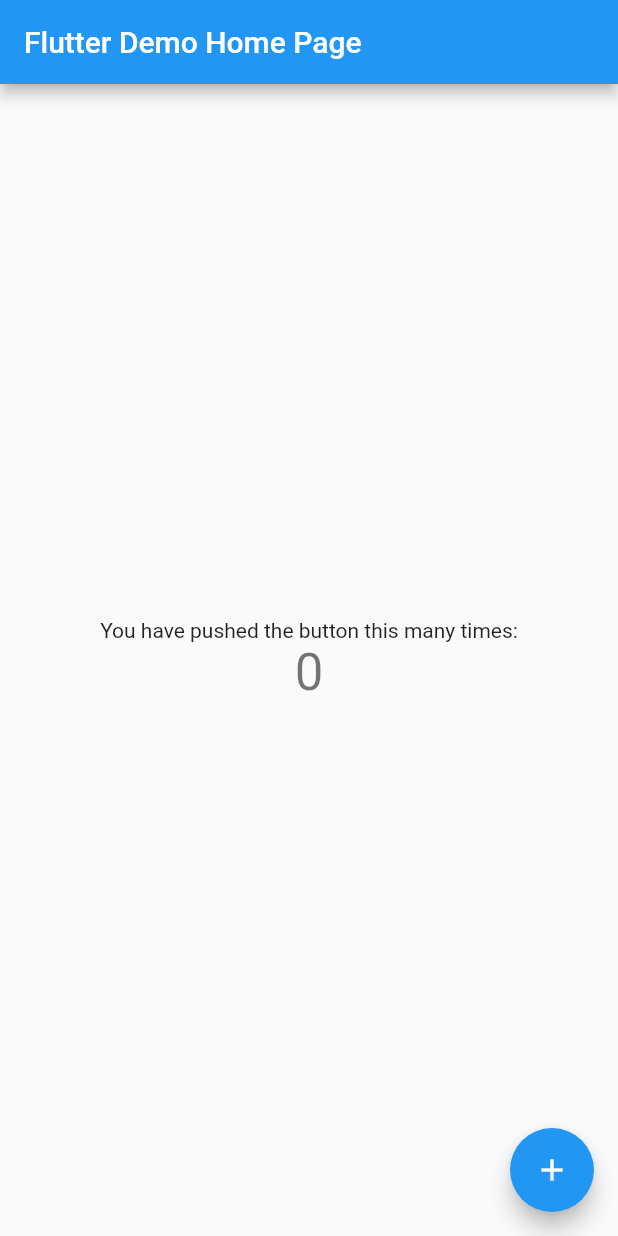
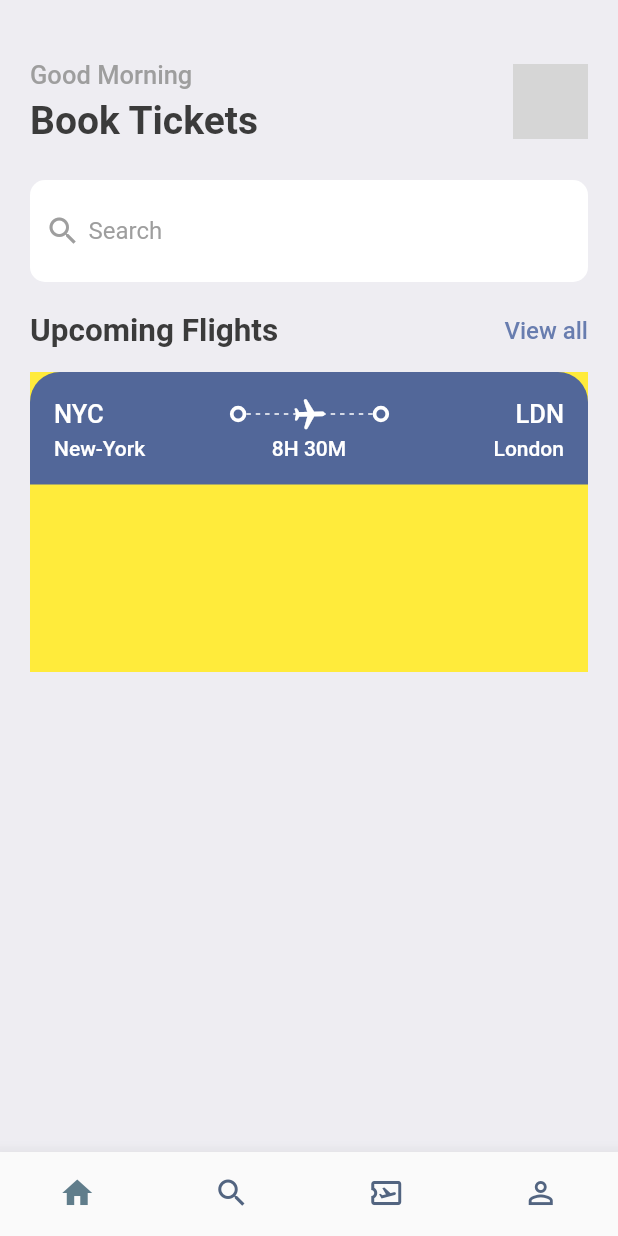
Before and after one commit to mahmoud-yah/book_it, a Flutter app: the screen it shows after launch, on a phone screen of 412 x 824 dp. Run offline on Flutter 3.47's test engine with Material 2 defaults, Android fonts, the phone set to English and light mode, and no system bars; our stand-ins replace gap; grey boxes are pictures that could not be loaded.

Commit message:
designed the first half of the ticket ui

```diff
--- a/lib/main.dart
+++ b/lib/main.dart
@@ -1,3 +1,5 @@
+import 'package:book_it/utils/app_styles.dart';
+import 'package:book_it/view/screens/bottom_bar.dart';
 import 'package:flutter/material.dart';
 
 void main() {
@@ -13,103 +15,9 @@ class MyApp extends StatelessWidget {
     return MaterialApp(
       title: 'Flutter Demo',
       theme: ThemeData(
-        // This is the theme of your application.
-        //
-        // Try running your application with "flutter run". You'll see the
-        // application has a blue toolbar. Then, without quitting the app, try
-        // changing the primarySwatch below to Colors.green and then invoke
-        // "hot reload" (press "r" in the console where you ran "flutter run",
-        // or simply save your changes to "hot reload" in a Flutter IDE).
-        // Notice that the counter didn't reset back to zero; the application
-        // is not restarted.
-        primarySwatch: Colors.blue,
+        primaryColor: primary,
       ),
-      home: const MyHomePage(title: 'Flutter Demo Home Page'),
+      home: const BottomBar(),
     );
   }
 }
-
-class MyHomePage extends StatefulWidget {
-  const MyHomePage({Key? key, required this.title}) : super(key: key);
-
-  // This widget is the home page of your application. It is stateful, meaning
-  // that it has a State object (defined below) that contains fields that affect
-  // how it looks.
-
-  // This class is the configuration for the state. It holds the values (in this
-  // case the title) provided by the parent (in this case the App widget) and
-  // used by the build method of the State. Fields in a Widget subclass are
-  // always marked "final".
-
-  final String title;
-
-  @override
-  State<MyHomePage> createState() => _MyHomePageState();
-}
-
-class _MyHomePageState extends State<MyHomePage> {
-  int _counter = 0;
-
-  void _incrementCounter() {
-    setState(() {
-      // This call to setState tells the Flutter framework that something has
-      // changed in this State, which causes it to rerun the build method below
-      // so that the display can reflect the updated values. If we changed
-      // _counter without calling setState(), then the build method would not be
-      // called again, and so nothing would appear to happen.
-      _counter++;
-    });
-  }
-
-  @override
-  Widget build(BuildContext context) {
-    // This method is rerun every time setState is called, for instance as done
-    // by the _incrementCounter method above.
-    //
-    // The Flutter framework has been optimized to make rerunning build methods
-    // fast, so that you can just rebuild anything that needs updating rather
-    // than having to individually change instances of widgets.
-    return Scaffold(
-      appBar: AppBar(
-        // Here we take the value from the MyHomePage object that was created by
-        // the App.build method, and use it to set our appbar title.
-        title: Text(widget.title),
-      ),
-      body: Center(
-        // Center is a layout widget. It takes a single child and positions it
-        // in the middle of the parent.
-        child: Column(
-          // Column is also a layout widget. It takes a list of children and
-          // arranges them vertically. By default, it sizes itself to fit its
-          // children horizontally, and tries to be as tall as its parent.
-          //
-          // Invoke "debug painting" (press "p" in the console, choose the
-          // "Toggle Debug Paint" action from the Flutter Inspector in Android
-          // Studio, or the "Toggle Debug Paint" command in Visual Studio Code)
-          // to see the wireframe for each widget.
-          //
-          // Column has various properties to control how it sizes itself and
-          // how it positions its children. Here we use mainAxisAlignment to
-          // center the children vertically; the main axis here is the vertical
-          // axis because Columns are vertical (the cross axis would be
-          // horizontal).
-          mainAxisAlignment: MainAxisAlignment.center,
-          children: <Widget>[
-            const Text(
-              'You have pushed the button this many times:',
-            ),
-            Text(
-              '$_counter',
-              style: Theme.of(context).textTheme.headline4,
-            ),
-          ],
-        ),
-      ),
-      floatingActionButton: FloatingActionButton(
-        onPressed: _incrementCounter,
-        tooltip: 'Increment',
-        child: const Icon(Icons.add),
-      ), // This trailing comma makes auto-formatting nicer for build methods.
-    );
-  }
-}
--- /dev/null
+++ b/lib/utils/app_styles.dart
@@ -0,0 +1,36 @@
+import 'package:flutter/material.dart';
+
+Color primary = const Color(0xFF687daf);
+
+class Styles {
+  static Color primaryColor = primary;
+  static Color textColor = const Color(0xFF3b3b3b);
+  static Color bgColor = const Color(0xFFeeedf2);
+  static Color orangeColor = const Color(0xFF526799);
+  static TextStyle textStyle = TextStyle(
+    fontSize: 16,
+    color: textColor,
+    fontWeight: FontWeight.w500,
+  );
+  static TextStyle headLineStyle = TextStyle(
+    fontSize: 26,
+    color: textColor,
+    fontWeight: FontWeight.bold,
+  );
+  static TextStyle headLineStyle2 = TextStyle(
+    fontSize: 21,
+    color: textColor,
+    fontWeight: FontWeight.bold,
+  );
+  static TextStyle headLineStyle3 = TextStyle(
+    fontSize: 17,
+    color: Colors.grey.shade500,
+    fontWeight: FontWeight.w500,
+  );
+  static TextStyle headLineStyle4 = TextStyle(
+    fontSize: 14,
+    color: Colors.grey.shade500,
+    fontWeight: FontWeight.w500,
+  );
+
+}
--- /dev/null
+++ b/lib/view/screens/bottom_bar.dart
@@ -0,0 +1,54 @@
+import 'package:book_it/view/screens/home_screen.dart';
+import 'package:flutter/material.dart';
+
+class BottomBar extends StatefulWidget {
+  const BottomBar({Key? key}) : super(key: key);
+
+  @override
+  State<BottomBar> createState() => _BottomBarState();
+}
+
+class _BottomBarState extends State<BottomBar> {
+  int _selectedIndex = 0;
+  static final List<Widget> _widgetOptions = <Widget>[
+    HomeScreen(),
+    const Text('Search'),
+    const Text('Tickets'),
+    const Text('Profile'),
+  ];
+
+  _onItemTap(int index) {
+    setState(() {
+      _selectedIndex = index;
+    });
+  }
+
+  @override
+  Widget build(BuildContext context) {
+    return Scaffold(
+      // appBar: AppBar(
+      //   title: const Text('My tickets'),
+      // ),
+      body: Center(
+        child: _widgetOptions[_selectedIndex],
+      ),
+      bottomNavigationBar: BottomNavigationBar(
+        type: BottomNavigationBarType.fixed,
+        onTap: _onItemTap,
+        elevation: 10,
+        currentIndex: _selectedIndex,
+        showSelectedLabels: false,
+        showUnselectedLabels: false,
+        selectedItemColor: Colors.blueGrey,
+        unselectedItemColor: const Color(0xFF526480),
+        items: const [
+          BottomNavigationBarItem(icon: Icon(Icons.home_outlined),activeIcon: Icon(Icons.home), label: 'Home'),
+          BottomNavigationBarItem(icon: Icon(Icons.search), label: 'Search'),
+          BottomNavigationBarItem(
+              icon: Icon(Icons.airplane_ticket_outlined),activeIcon: Icon(Icons.airplane_ticket), label: 'Ticket'),
+          BottomNavigationBarItem(icon: Icon(Icons.person_outline),activeIcon: Icon(Icons.person), label: 'Profile'),
+        ],
+      ),
+    );
+  }
+}
--- /dev/null
+++ b/lib/view/screens/home_screen.dart
@@ -0,0 +1,106 @@
+import 'package:book_it/utils/app_styles.dart';
+import 'package:book_it/view/screens/ticket_view.dart';
+import 'package:flutter/material.dart';
+import 'package:gap/gap.dart';
+
+class HomeScreen extends StatelessWidget {
+  const HomeScreen({Key? key}) : super(key: key);
+
+  @override
+  Widget build(BuildContext context) {
+    return Scaffold(
+      backgroundColor: Styles.bgColor,
+      body: ListView(
+        children: [
+          Container(
+            padding: EdgeInsets.symmetric(horizontal: 20),
+            child: Column(
+              children: [
+                const Gap(40),
+                Row(
+                  mainAxisAlignment: MainAxisAlignment.spaceBetween,
+                  children: [
+                    Column(
+                      crossAxisAlignment: CrossAxisAlignment.start,
+                      children: [
+                        Text(
+                          'Good Morning',
+                          style: Styles.headLineStyle3,
+                        ),
+                        const Gap(5),
+                        Text(
+                          'Book Tickets',
+                          style: Styles.headLineStyle,
+                        ),
+                      ],
+                    ),
+                    Container(
+                      height: 50,
+                      width: 50,
+                      decoration: BoxDecoration(
+                        borderRadius: BorderRadius.circular(10),
+                        image: const DecorationImage(
+                          image: AssetImage('assets/images/img_1.png'),
+                        ),
+                      ),
+                      // child: Image.asset('assets/images/img_1.png'),
+                    ),
+                  ],
+                ),
+                const Gap(25),
+                Container(
+                  // height: 40,
+                  // width: 50,
+                  padding: const EdgeInsets.symmetric(
+                    vertical: 10,
+                    horizontal: 10,
+                  ),
+                  decoration: BoxDecoration(
+                    color: Colors.white,
+                    borderRadius: BorderRadius.circular(10),
+                  ),
+                  child: Row(
+                    children: const [
+                      Icon(
+                        Icons.search,
+                        color: Colors.grey,
+                      ),
+                      Gap(5),
+                      Expanded(
+                        child: TextField(
+                          decoration: InputDecoration(
+                            hintText: 'Search',
+                            hintStyle: TextStyle(color: Colors.grey),
+                            border: InputBorder.none,
+                          ),
+                        ),
+                      ),
+                    ],
+                  ),
+                ),
+                const Gap(20),
+                Row(
+                  mainAxisAlignment: MainAxisAlignment.spaceBetween,
+                  children: [
+                    Text(
+                      'Upcoming Flights',
+                      style: Styles.headLineStyle2,
+                    ),
+                    InkWell(
+                      child: Text(
+                        'View all',
+                        style: Styles.textStyle.copyWith(color: Styles.primaryColor),
+                      ),
+                    ),
+                  ],
+                ),
+                const Gap(15),
+                const TicketView(),
+              ],
+            ),
+          ),
+        ],
+      ),
+    );
+  }
+}
--- /dev/null
+++ b/lib/view/screens/ticket_view.dart
@@ -0,0 +1,123 @@
+import 'package:book_it/utils/app_styles.dart';
+import 'package:book_it/widgets/thick_container.dart';
+import 'package:flutter/cupertino.dart';
+import 'package:flutter/material.dart';
+import 'package:gap/gap.dart';
+
+class TicketView extends StatelessWidget {
+  const TicketView({Key? key}) : super(key: key);
+
+  @override
+  Widget build(BuildContext context) {
+    return SizedBox(
+      width: MediaQuery.of(context).size.width,
+      height: 200,
+      child: Container(
+        color: Colors.yellow,
+        child: Column(
+          children: [
+            Container(
+              decoration: const BoxDecoration(
+                borderRadius: BorderRadius.only(
+                  topLeft: Radius.circular(20),
+                  topRight: Radius.circular(20),
+                ),
+                color: Color(0xFF526799),
+              ),
+              padding: const EdgeInsets.all(16),
+              child: Column(
+                children: [
+                  Row(
+                    mainAxisAlignment: MainAxisAlignment.spaceBetween,
+                    children: [
+                      Text(
+                        'NYC',
+                        style:
+                            Styles.headLineStyle3.copyWith(color: Colors.white),
+                      ),
+                      const Spacer(),
+                      ThickContainer(),
+                      Expanded(
+                        child: Stack(
+                          children: [
+                            SizedBox(
+                              height: 24,
+                              child: LayoutBuilder(
+                                builder: (context, constraints) {
+                                  return Flex(
+                                    direction: Axis.horizontal,
+                                    mainAxisAlignment:
+                                        MainAxisAlignment.spaceBetween,
+                                    mainAxisSize: MainAxisSize.max,
+                                    children: List.generate(
+                                      (constraints.constrainWidth() / 6)
+                                          .floor(),
+                                      (index) => const SizedBox(
+                                        width: 3,
+                                        height: 1,
+                                        child: DecoratedBox(
+                                          decoration: BoxDecoration(
+                                            color: Colors.white,
+                                          ),
+                                        ),
+                                      ),
+                                    ),
+                                  );
+                                },
+                              ),
+                            ),
+                            Center(
+                              child: Transform.rotate(
+                                angle: 1.55,
+                                child: const Icon(
+                                  Icons.local_airport_rounded,
+                                  color: Colors.white,
+                                ),
+                              ),
+                            ),
+                          ],
+                        ),
+                      ),
+                      ThickContainer(),
+                      const Spacer(),
+                      Text(
+                        'LDN',
+                        style:
+                            Styles.headLineStyle3.copyWith(color: Colors.white),
+                      ),
+                    ],
+                  ),
+                  const Gap(3),
+                  Row(
+                    mainAxisAlignment: MainAxisAlignment.spaceBetween,
+                    children: [
+                      SizedBox(
+                        width: 100,
+                        child: Text(
+                          'New-York',
+                          style: Styles.headLineStyle4.copyWith(color: Colors.white),
+                        ),
+                      ),
+                      Text(
+                        '8H 30M',
+                        style: Styles.headLineStyle4.copyWith(color: Colors.white),
+                      ),
+                      SizedBox(
+                        width: 100,
+                        child: Text(
+                          'London',
+                          textAlign: TextAlign.end,
+                          style: Styles.headLineStyle4.copyWith(color: Colors.white),
+                        ),
+                      ),
+                    ],
+                  ),
+                ],
+              ),
+            ),
+          ],
+        ),
+      ),
+    );
+  }
+}
--- /dev/null
+++ b/lib/widgets/thick_container.dart
@@ -0,0 +1,16 @@
+import 'package:flutter/material.dart';
+
+class ThickContainer extends StatelessWidget {
+  const ThickContainer({Key? key}) : super(key: key);
+
+  @override
+  Widget build(BuildContext context) {
+    return Container(
+      padding: EdgeInsets.all(3),
+      decoration: BoxDecoration(
+        borderRadius: BorderRadius.circular(20),
+        border: Border.all(width: 2.5, color: Colors.white),
+      ),
+    );
+  }
+}
--- a/pubspec.yaml
+++ b/pubspec.yaml
@@ -34,6 +34,7 @@ dependencies:
   # The following adds the Cupertino Icons font to your application.
   # Use with the CupertinoIcons class for iOS style icons.
   cupertino_icons: ^1.0.2
+  gap:
 
 dev_dependencies:
   flutter_test:
@@ -58,8 +59,8 @@ flutter:
   uses-material-design: true
 
   # To add assets to your application, add an assets section, like this:
-  # assets:
-  #   - images/a_dot_burr.jpeg
+  assets:
+    - assets/images/
   #   - images/a_dot_ham.jpeg
 
   # An image asset can refer to one or more resolution-specific "variants", see
```
Also changed, not shown: pubspec.lock.
